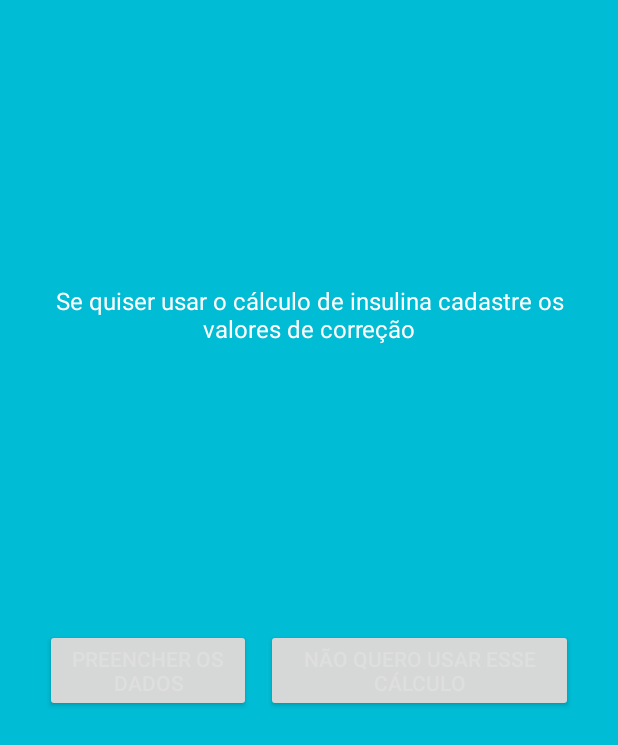
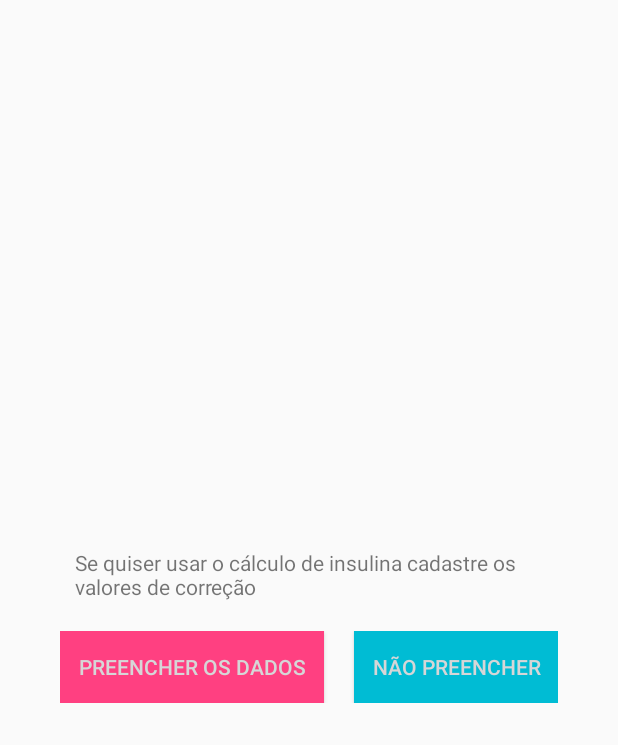
Before and after one commit to FernandaBernardo/diabetes-mais-doce, an Android app: the layout preencher_dados_medicos.xml on its own in the app's theme, with its tools: preview values and no code run, on a phone screen of 412 x 824 dp. Shown: the top 745 px of the screen. Run offline under Robolectric (Android 15) with nearby library versions, the phone set to English and light mode, and no system bars.

Commit message:
fix alert

```diff
--- a/app/src/main/res/layout/preencher_dados_medicos.xml
+++ b/app/src/main/res/layout/preencher_dados_medicos.xml
@@ -1,56 +1,39 @@
 <?xml version="1.0" encoding="utf-8"?>
 <LinearLayout xmlns:android="http://schemas.android.com/apk/res/android"
-    android:layout_width="fill_parent"
-    android:layout_height="fill_parent"
-    android:layout_gravity="center"
-    android:orientation="vertical"
-    android:padding="30dp"
-    android:background="@color/primary">
+    style="@style/container"
+    >
+        <TextView
+            android:text="@string/dados_medicos_aviso"
+            style="@style/edit_text"
+            />
 
-    <ScrollView
-            android:layout_width="fill_parent"
-            android:layout_height="wrap_content"
-            android:layout_weight="1"
-            android:fillViewport="true">
-
-            <TextView
+        <LinearLayout
             android:layout_width="match_parent"
             android:layout_height="wrap_content"
-                android:text="@string/dados_medicos_aviso"
-                android:textSize="16sp"
             android:gravity="center"
-                android:layout_marginBottom="30dp"
-                android:textColor="#fff"/>
-    </ScrollView>
-
-    <LinearLayout
-        android:layout_width="fill_parent"
-		android:layout_height="wrap_content"
-		android:layout_weight="1"
-		android:gravity="center_vertical"
-		android:orientation="horizontal"
+            android:weightSum="10"
             >
             <Button
                 android:id="@+id/confirmar_button"
                 android:text="@string/confirmar_dados_medicos"
                 android:layout_width="wrap_content"
                 android:layout_height="wrap_content"
-        	android:layout_weight="1"
-        	android:layout_gravity="center_horizontal"
-        	android:gravity="center"
-        	android:textColor="#DEDEDE"
+                android:layout_marginRight="20dp"
+                android:padding="10dp"
+                android:background="@color/accent"
+                android:textColor="@color/white"
+                android:layout_weight="6"
                 />
 
             <Button
-   		    android:layout_marginLeft="10dp"
                 android:id="@+id/cancelar_button"
                 android:text= "@string/cancelar_dados_medicos"
                 android:layout_width="wrap_content"
                 android:layout_height="wrap_content"
-        	android:layout_weight="1"
-        	android:layout_gravity="center_horizontal"
-        	android:gravity="center"
-        	android:textColor="#DEDEDE"
+                android:padding="10dp"
+                android:background="@color/primary"
+                android:textColor="@color/white"
+                android:layout_weight="4"
                 />
         </LinearLayout>
 </LinearLayout>
--- a/app/src/main/res/values/strings.xml
+++ b/app/src/main/res/values/strings.xml
@@ -56,7 +56,7 @@
     <string name="novo_alimento">Adicionar Novo Alimento</string>
     <string name="dados_medicos_aviso">Se quiser usar o cálculo de insulina cadastre os valores de correção</string>
     <string name="confirmar_dados_medicos">Preencher os dados</string>
-    <string name="cancelar_dados_medicos">Não quero usar esse cálculo</string>
+    <string name="cancelar_dados_medicos">Não preencher</string>
     <string name="dado_incorreto_ok">OK</string>
     <string name="dado_incorreto_texto">Dados Inválidos. Preencha novamente!</string>
     <string name="adicionar_novo_alimento">Adicionar Novo Alimento</string>
```
Lines whose indentation alone changed are shown as unchanged.
